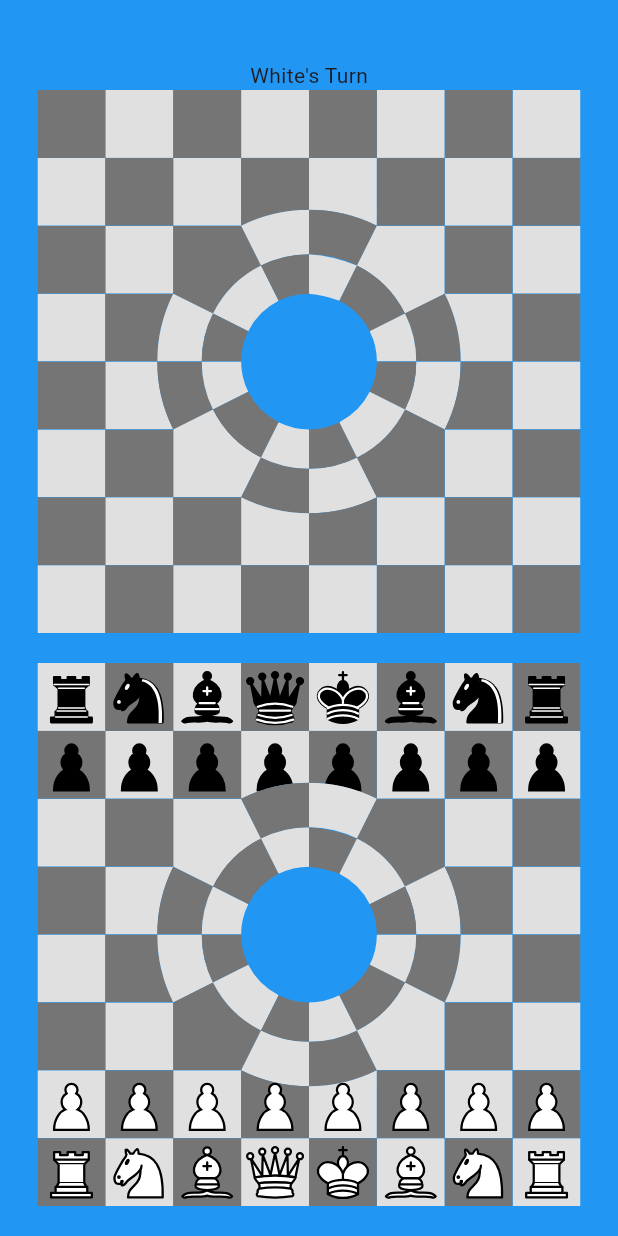
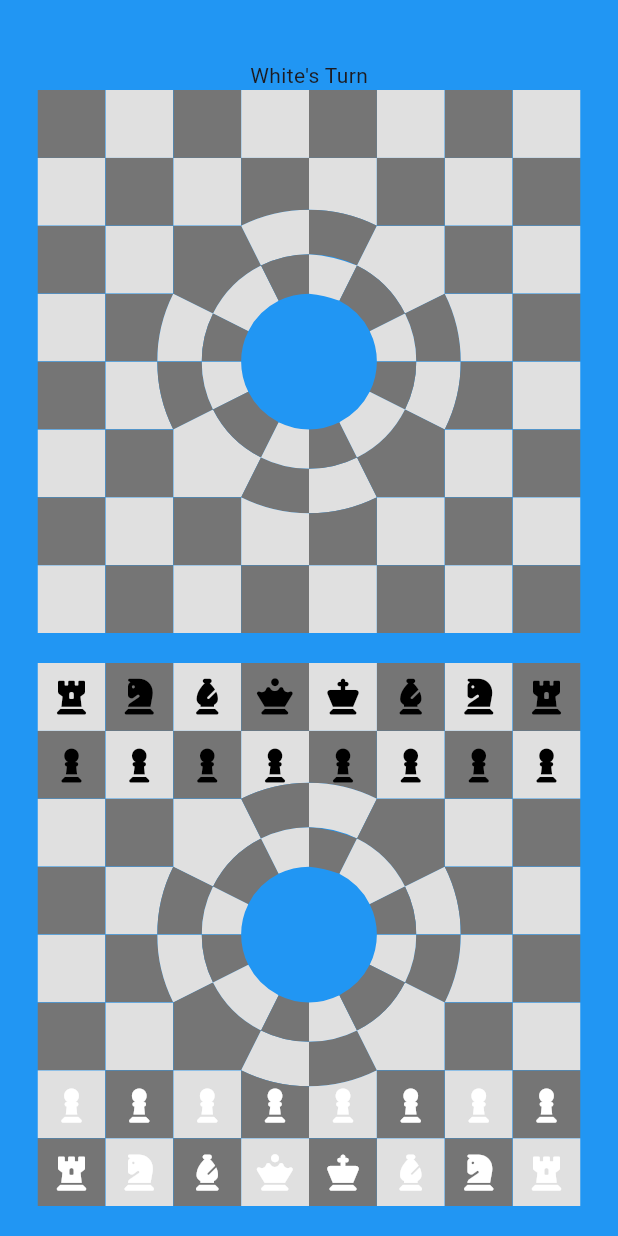
Before and after one commit to jaybjird/wormhole_chess, a Flutter app: the GameScreen screen opened directly, on a phone screen of 412 x 824 dp. Run offline on Flutter 3.47's test engine with Material 3 defaults, Android fonts, the phone set to English and light mode, and no system bars; our stand-ins replace firebase_auth, firebase_core, font_awesome_flutter, google_sign_in; accounts and stored records are empty; generated files the repository leaves out were written again.

Commit message:
Replace svg files with FontAwesomeIcons

```diff
--- a/lib/model/chess_piece.dart
+++ b/lib/model/chess_piece.dart
@@ -1,16 +1,20 @@
+import 'package:flutter/widgets.dart';
+import 'package:font_awesome_flutter/font_awesome_flutter.dart';
+
 import 'direction.dart';
 
 enum ChessPieceType {
-  pawn(10),
-  rook(50),
-  knight(30),
-  bishop(30),
-  queen(100),
-  king(1000);
+  pawn(10, FontAwesomeIcons.solidChessPawn),
+  rook(50, FontAwesomeIcons.solidChessRook),
+  knight(30, FontAwesomeIcons.solidChessKnight),
+  bishop(30, FontAwesomeIcons.solidChessBishop),
+  queen(100, FontAwesomeIcons.solidChessQueen),
+  king(1000, FontAwesomeIcons.solidChessKing);
 
   final int value;
+  final IconData icon;
 
-  const ChessPieceType(this.value);
+  const ChessPieceType(this.value, this.icon);
 }
 
 enum Player { white, black, amber, purple }
--- a/lib/widgets/tile.dart
+++ b/lib/widgets/tile.dart
@@ -1,7 +1,6 @@
 import 'dart:math';
 
 import 'package:flutter/material.dart';
-import 'package:flutter_svg/svg.dart';
 
 import '../model/chess_piece.dart';
 
@@ -134,8 +133,15 @@ class Tile extends StatelessWidget {
             clipper: TileClipper(path.translate(-rect.left, -rect.top)),
             child: Container(
               color: color,
-              // TODO: Replace font awesome icons
-              child: piece != null ? SvgPicture.asset(piece!.imagePath) : null,
+              child: piece == null ? null : Icon(
+                piece!.type.icon,
+                color: switch(piece!.player) {
+                  Player.white => Colors.white,
+                  Player.black => Colors.black,
+                  Player.amber => Colors.amber,
+                  Player.purple => Colors.purple,
+                },
+              ),
             ),
           ),
         )
--- a/pubspec.yaml
+++ b/pubspec.yaml
@@ -35,7 +35,6 @@ dependencies:
   # The following adds the Cupertino Icons font to your application.
   # Use with the CupertinoIcons class for iOS style icons.
   cupertino_icons: ^1.0.2
-  flutter_svg: ^2.0.10+1
   firebase_core: ^3.1.0
   firebase_auth: ^5.1.0
   google_sign_in: ^6.2.1
@@ -65,8 +64,6 @@ flutter:
 
   # To add assets to your application, add an assets section, like this:
   assets:
-    - assets/white/
-    - assets/black/
 
   # An image asset can refer to one or more resolution-specific "variants", see
   # https://flutter.dev/assets-and-images/#resolution-aware
```
Also changed, not shown: assets/black/bishop.svg (deleted), assets/black/king.svg (deleted), assets/black/knight.svg (deleted), assets/black/pawn.svg (deleted), assets/black/queen.svg (deleted), assets/black/rook.svg (deleted), assets/white/bishop.svg (deleted), assets/white/king.svg (deleted), assets/white/knight.svg (deleted), assets/white/pawn.svg (deleted), assets/white/queen.svg (deleted), assets/white/rook.svg (deleted), pubspec.lock.
